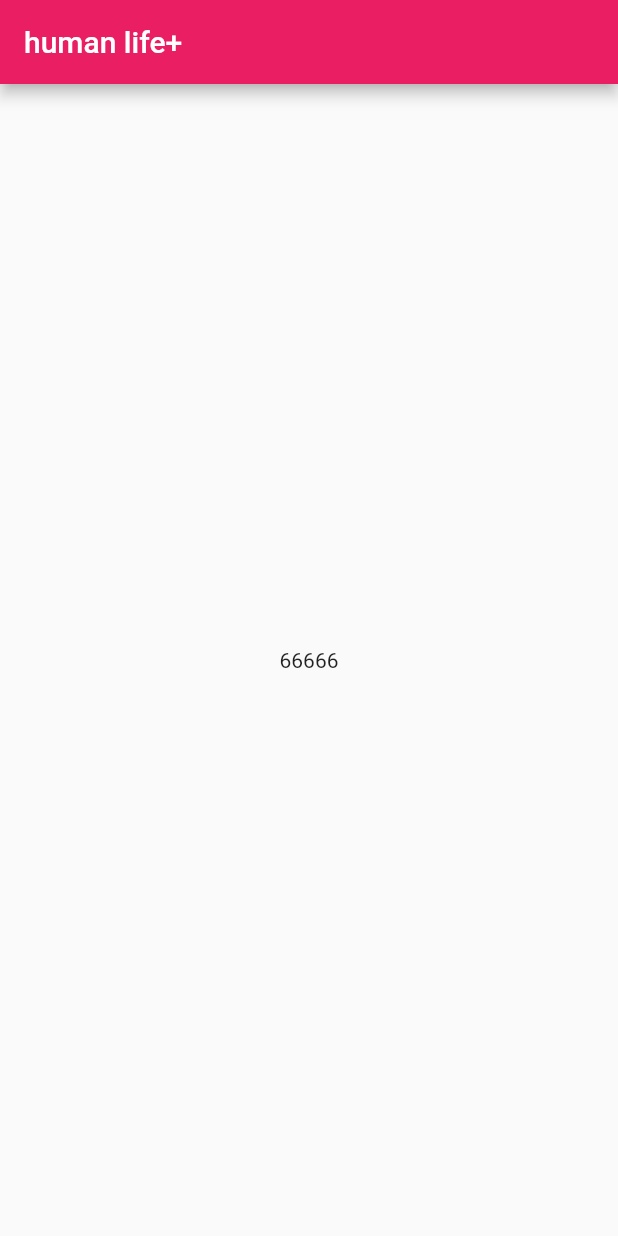
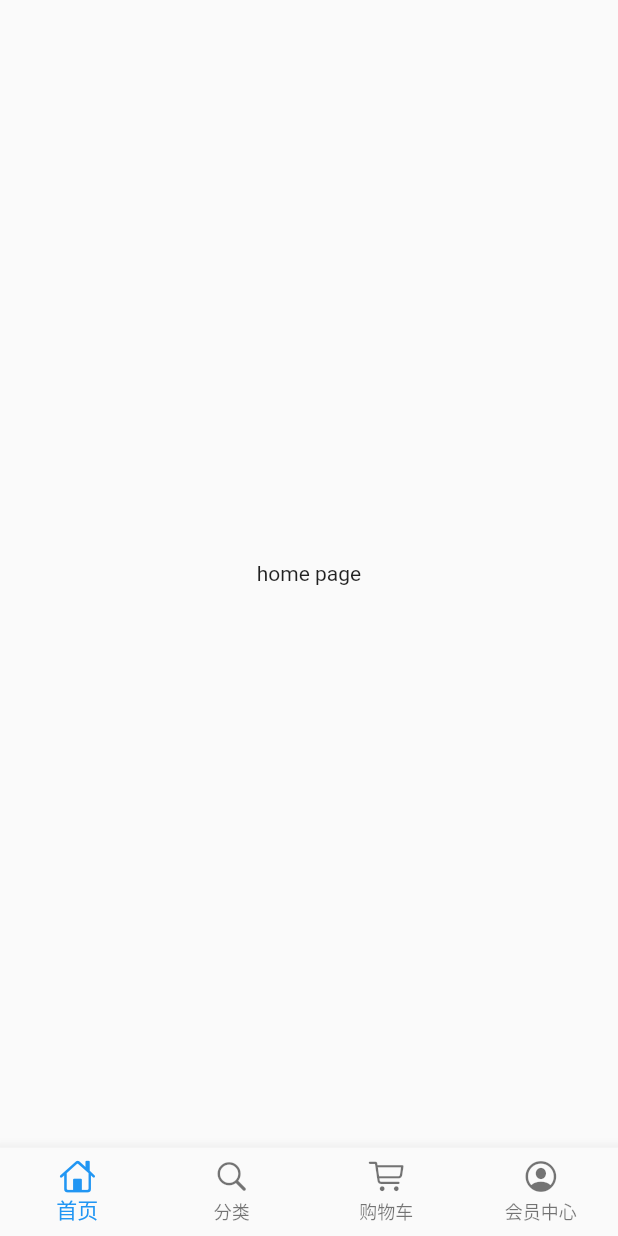
Before and after one commit to xiongben/flutter_shop_demo_practice, a Flutter app: the screen it shows after launch, on a phone screen of 412 x 824 dp. Run offline on Flutter 3.47's test engine with Material 2 defaults, Android fonts, the phone set to English and light mode, and no system bars.

Commit message:
[add] add home page

```diff
--- /dev/null
+++ b/lib/pages/home_page.dart
@@ -0,0 +1,12 @@
+import 'package:flutter/material.dart';
+import 'package:flutter/cupertino.dart';
+
+
+class HomePage extends StatelessWidget {
+  @override
+  Widget build(BuildContext context) {
+    return Scaffold(
+      body: Center(child: Text("home page"),),
+    );
+  }
+}
--- a/lib/pages/index_page.dart
+++ b/lib/pages/index_page.dart
@@ -1,11 +1,69 @@
 import 'package:flutter/material.dart';
+import 'package:flutter/cupertino.dart';
+import 'home_page.dart';
+import 'cart_page.dart';
+import 'category_page.dart';
+import 'member_page.dart';
 
-class IndexPage extends StatelessWidget {
+class IndexPage extends StatefulWidget {
+  @override
+  _IndexPageState createState() => _IndexPageState();
+}
+
+class _IndexPageState extends State<IndexPage> {
+  final List<BottomNavigationBarItem> bottomTabs = [
+     BottomNavigationBarItem(
+       icon: Icon(CupertinoIcons.home),
+       title: Text("首页")
+     ),
+     BottomNavigationBarItem(
+       icon: Icon(CupertinoIcons.search),
+       title: Text("分类")
+     ),
+     BottomNavigationBarItem(
+       icon: Icon(CupertinoIcons.shopping_cart),
+       title: Text("购物车")
+     ),
+     BottomNavigationBarItem(
+       icon: Icon(CupertinoIcons.profile_circled),
+       title: Text("会员中心")
+     ),
+  ];
+
+  final List tabBodies = [
+    HomePage(),
+    CategoryPage(),
+    CartPage(),
+    MemberPage(),
+  ];
+
+  int currentIndex = 0;
+  var currentPage;
+
+  @override
+  void initState() {
+    // TODO: implement initState
+    currentPage = tabBodies[currentIndex];
+    super.initState();
+  }
+
+
   @override
   Widget build(BuildContext context) {
     return Scaffold(
-      appBar: AppBar(title: Text("human life+"),),
-      body: Center(child: Text("66666"),),
+      backgroundColor: Color.fromRGBO(244, 245, 245, 1.0),
+      bottomNavigationBar: BottomNavigationBar(
+        type: BottomNavigationBarType.fixed,
+        currentIndex: currentIndex,
+        items: bottomTabs,
+        onTap: (index){
+          setState(() {
+            currentIndex = index;
+            currentPage = tabBodies[currentIndex];
+          });
+        },
+      ),
+      body: currentPage,
     );
   }
 }
--- a/pubspec.yaml
+++ b/pubspec.yaml
@@ -23,6 +23,7 @@ dependencies:
   # The following adds the Cupertino Icons font to your application.
   # Use with the CupertinoIcons class for iOS style icons.
   cupertino_icons: ^0.1.2
+  dio: ^2.0.9
 
 dev_dependencies:
   flutter_test:
```
Also changed, not shown: lib/pages/cart_page.dart (added, +12 -0 lines), lib/pages/category_page.dart (added, +12 -0 lines), lib/pages/member_page.dart (added, +12 -0 lines), pubspec.lock.
